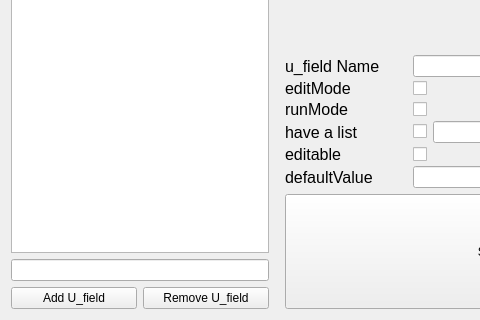
Old version of the form mainwindow.ui in the repository darksun190/modify_userfiled; both pictures show x 0 to 480 and y 306 to 626 of the 983 by 626 pixel window.
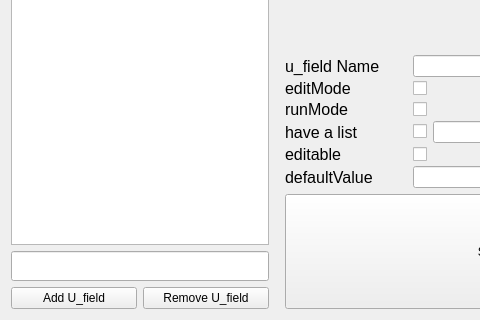
New version of the form.

Commit message: delete all qDeubg text

```diff
--- a/mainwindow.ui
+++ b/mainwindow.ui
@@ -25,7 +25,7 @@
      <number>16</number>
     </property>
     <item>
-     <layout class="QVBoxLayout" name="verticalLayout_3" stretch="9,0,1">
+     <layout class="QVBoxLayout" name="verticalLayout_3" stretch="9,1,1">
       <item>
        <widget class="QTableWidget" name="tableWidget_2">
         <column>
@@ -36,7 +36,22 @@
        </widget>
       </item>
       <item>
-       <widget class="QLineEdit" name="line_filter"/>
+       <widget class="QLineEdit" name="line_filter">
+        <property name="minimumSize">
+         <size>
+          <width>0</width>
+          <height>30</height>
+         </size>
+        </property>
+        <property name="font">
+         <font>
+          <pointsize>10</pointsize>
+         </font>
+        </property>
+        <property name="text">
+         <string/>
+        </property>
+       </widget>
       </item>
       <item>
        <layout class="QHBoxLayout" name="horizontalLayout_8" stretch="1,1">
```
The commit also changes 1 other file.
